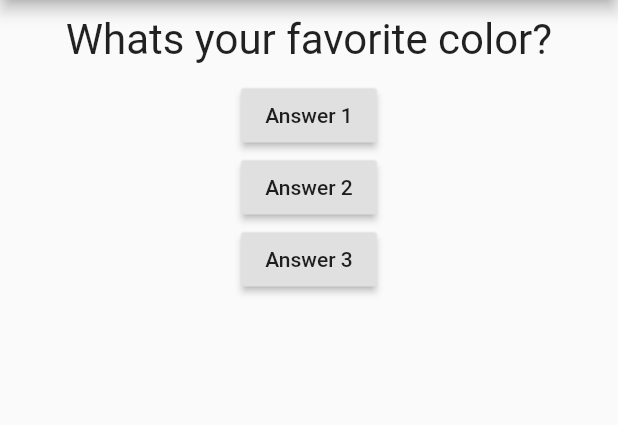
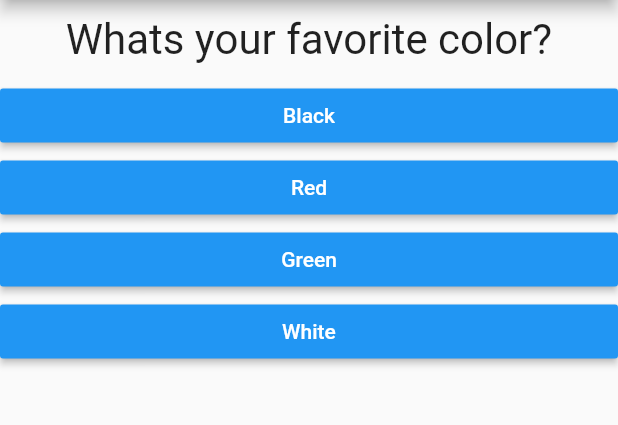
Before and after one commit to cristianb01/flutter-firstApp, a Flutter app: the screen it shows after launch, on a phone screen of 412 x 824 dp, the part 84-509 px from its top. Run offline on Flutter 3.47's test engine with Material 2 defaults, Android fonts, the phone set to English and light mode, and no system bars.

Commit message:
finished app

```diff
--- /dev/null
+++ b/lib/answerButton.dart
@@ -0,0 +1,20 @@
+import 'package:flutter/material.dart';
+
+class AnswerButton extends StatelessWidget {
+  final Function onButtonClick;
+  final answerText;
+  AnswerButton(this.answerText, this.onButtonClick);
+
+  @override
+  Widget build(BuildContext context) {
+    return Container(
+      width: double.infinity,
+      child: RaisedButton(
+        color: Colors.blue,
+        textColor: Colors.white,
+        child: Text(answerText),
+        onPressed: this.onButtonClick,
+      ),
+    );
+  }
+}
--- a/lib/main.dart
+++ b/lib/main.dart
@@ -1,5 +1,7 @@
 import 'package:flutter/material.dart';
-import './question.dart';
+import 'package:new_project/result.dart';
+
+import 'quiz_container.dart';
 
 class MyApp extends StatefulWidget {
   @override
@@ -9,15 +11,53 @@ class MyApp extends StatefulWidget {
 }
 
 class _MyAppState extends State<MyApp> {
-  _answerQuestion() {
+  _answerQuestion(int score) {
+    _totalScore = _totalScore + score;
+
+    setState(() {
+      this._questionIndex++;
+    });
     print('Question answered!');
   }
 
+  void _resetQuiz() {
+    setState(() {
+      _questionIndex = 0;
+      _totalScore = 0;
+    });
+  }
+
   int _questionIndex = 0;
+  int _totalScore = 0;
 
-  List<String> questions = [
-    'Whats your favorite color?',
-    'Whats your favorite animal?'
+  static const List<Map<String, Object>> _questionsList = [
+    {
+      'questionText': 'Whats your favorite color?',
+      'answers': [
+        {'text': 'Black', 'score': 5},
+        {'text': 'Red', 'score': 3},
+        {'text': 'Green', 'score': 2},
+        {'text': 'White', 'score': 1}
+      ]
+    },
+    {
+      'questionText': 'Whats your favorite animal?',
+      'answers': [
+        {'text': 'Rabbit', 'score': 3},
+        {'text': 'Snake', 'score': 5},
+        {'text': 'Elephant', 'score': 3},
+        {'text': 'Lion', 'score': 4}
+      ]
+    },
+    {
+      'questionText': 'Whats your favorite food?',
+      'answers': [
+        {'text': 'Spaghetti', 'score': 2},
+        {'text': 'Meat', 'score': 3},
+        {'text': 'Roasted chicken', 'score': 4},
+        {'text': 'Fish', 'score': 5}
+      ]
+    },
   ];
 
   @override
@@ -25,29 +65,13 @@ class _MyAppState extends State<MyApp> {
     return MaterialApp(
       home: Scaffold(
           appBar: AppBar(title: Text('My first app')),
-          body: Column(
-            children: <Widget>[
-              Question(this.questions[this._questionIndex]),
-              RaisedButton(
-                child: Text('Answer 1'),
-                onPressed: _answerQuestion,
-              ),
-              RaisedButton(
-                child: Text('Answer 2'),
-                onPressed: () {
-                  print('Answer 2');
-                },
-              ),
-              RaisedButton(
-                child: Text('Answer 3'),
-                onPressed: () {
-                  setState(() {
-                    this._questionIndex++;
-                  });
-                },
-              ),
-            ],
-          )),
+          body: _questionIndex < _questionsList.length
+              ? QuizContainer(
+                  questionList: _questionsList,
+                  questionIndex: _questionIndex,
+                  answerQuestion: _answerQuestion,
+                )
+              : ResultScreen(_totalScore, _resetQuiz)),
     );
   }
 }
--- /dev/null
+++ b/lib/quiz_container.dart
@@ -0,0 +1,28 @@
+import 'package:flutter/material.dart';
+import 'package:new_project/answerButton.dart';
+import 'package:new_project/question.dart';
+
+class QuizContainer extends StatelessWidget {
+  final List<Map<String, Object>> questionList;
+  final Function answerQuestion;
+  final int questionIndex;
+
+  QuizContainer(
+      {@required this.questionList,
+      @required this.questionIndex,
+      @required this.answerQuestion});
+
+  @override
+  Widget build(BuildContext context) {
+    return Column(
+      children: <Widget>[
+        Question(questionList[this.questionIndex]['questionText']),
+        ...(questionList[questionIndex]['answers'] as List<Map<String, Object>>)
+            .map((answer) {
+          return AnswerButton(
+              answer['text'], () => this.answerQuestion(answer['score']));
+        }).toList()
+      ],
+    );
+  }
+}
```
Also changed, not shown: lib/result.dart (added, +44 -0 lines).
